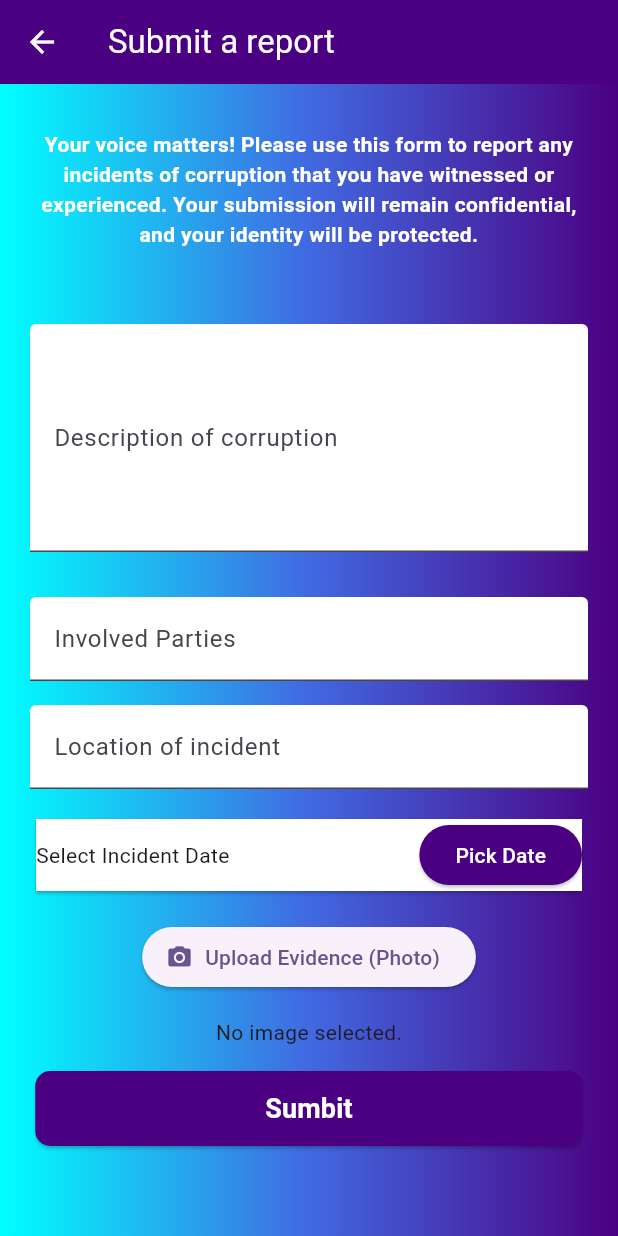
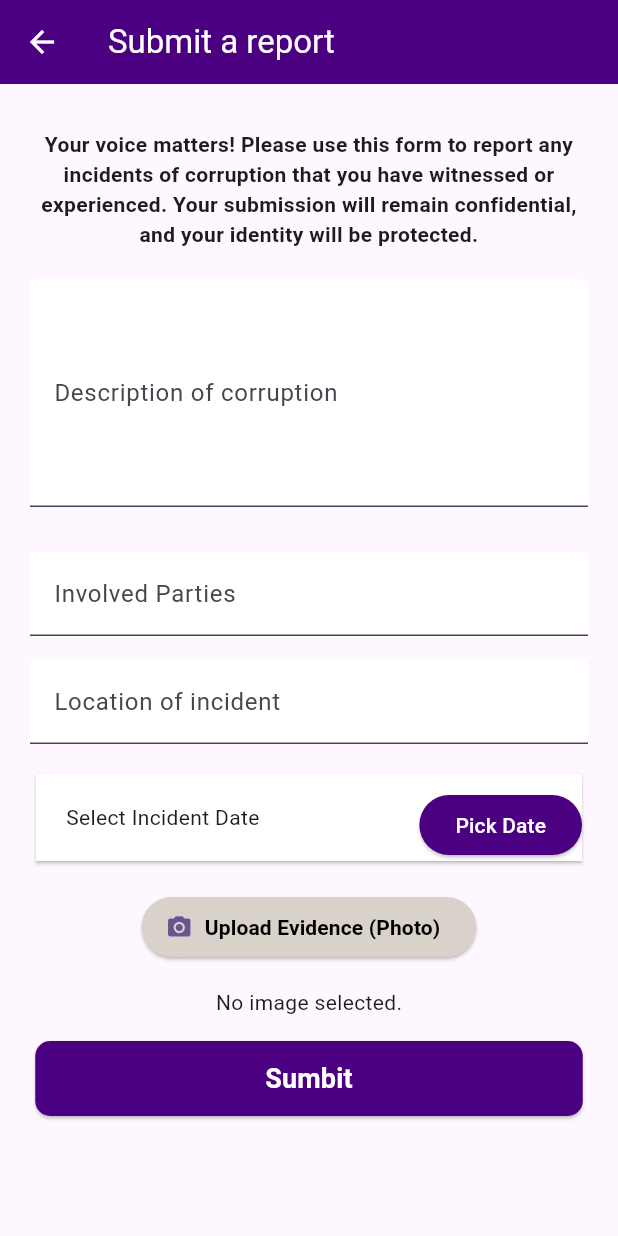
Before and after one commit to Ayiera-20/Expose-Corruption-Application, a Flutter app: the Report screen opened directly, on a phone screen of 412 x 824 dp. Run offline on Flutter 3.47's test engine with Material 3 defaults, Android fonts, the phone set to English and light mode, and no system bars; our stand-ins replace image_picker.

Commit message:
style: change background color, elevated button color and add scrol view

```diff
--- a/lib/screens/report.dart
+++ b/lib/screens/report.dart
@@ -56,24 +56,25 @@ class _ReportState extends State<Report> {
         icon: Icon(Icons.arrow_back), color: Colors.white,
         ),
       ),
-      body: Container(
-        decoration: const BoxDecoration(
-                gradient: LinearGradient(
-                  colors: [
-                    Color(0xFF00FFFF),
-                    Color(0xFF4169E1),
-                    Color(0xFF4B0082),
+      body: SingleChildScrollView(
+        child:Container(
+        // decoration: const BoxDecoration(
+        //         gradient: LinearGradient(
+        //           colors: [
+        //             Color(0xFF00FFFF),
+        //             Color(0xFF4169E1),
+        //             Color(0xFF4B0082),
 
-                  ] )
-              ),
+        //           ] )
+        //       ),
         child: Padding(padding: const EdgeInsets.only( left: 20, right: 20, top: 30),
         child:  Column(
           children: [
             Text("Your voice matters! Please use this form to report any incidents of corruption that you have witnessed or experienced. Your submission will remain confidential, and your identity will be protected.",
-              style: TextStyle(color: Colors.white, fontWeight: FontWeight.bold),
+              style: TextStyle(fontWeight: FontWeight.bold),
               textAlign: TextAlign.center,
             ),
-            SizedBox(height: 50,),
+            SizedBox(height: 20,),
             const TextField(
               maxLines: 5,
               decoration: InputDecoration(
@@ -108,26 +109,32 @@ class _ReportState extends State<Report> {
               ),
             child: Row(
                 children: [
-                  Text(
+                  Padding(padding: const EdgeInsets.only( left: 20),
+                  child: Text(
                     incidentDate == null
                         ? 'Select Incident Date'
                         : 'Incident Date: ${incidentDate!.toLocal()}'.split(' ')[0],
-                  ),
+                  ),),
                   Spacer(),
-                  ElevatedButton(
+                  Padding(padding: const EdgeInsets.only( left: 20, top: 10),
+                  child: ElevatedButton(
                     onPressed: () => _selectDate(context),
                     style: ElevatedButton.styleFrom(
                       backgroundColor: Color(0xFF4B0082),
                     ),
                     child: Text('Pick Date', style: TextStyle(color: Colors.white),),
-                  ),
+                  ),),
                 ],
               ),),
               SizedBox(height: 16),
               ElevatedButton.icon(
                 onPressed: _pickImage,
                 icon: Icon(Icons.camera_alt),
-                label: Text('Upload Evidence (Photo)'),
+                label: Text('Upload Evidence (Photo)',
+                style: TextStyle(color: Colors.black, fontWeight: FontWeight.bold),),
+                style: ElevatedButton.styleFrom(
+                  backgroundColor: Color(0xFFd8d2cb)
+                ),
               ),
               SizedBox(height: 16),
               _image == null
@@ -154,6 +161,7 @@ class _ReportState extends State<Report> {
         ),
         ),
       ),
+      ),
     );
   }
 }
```
